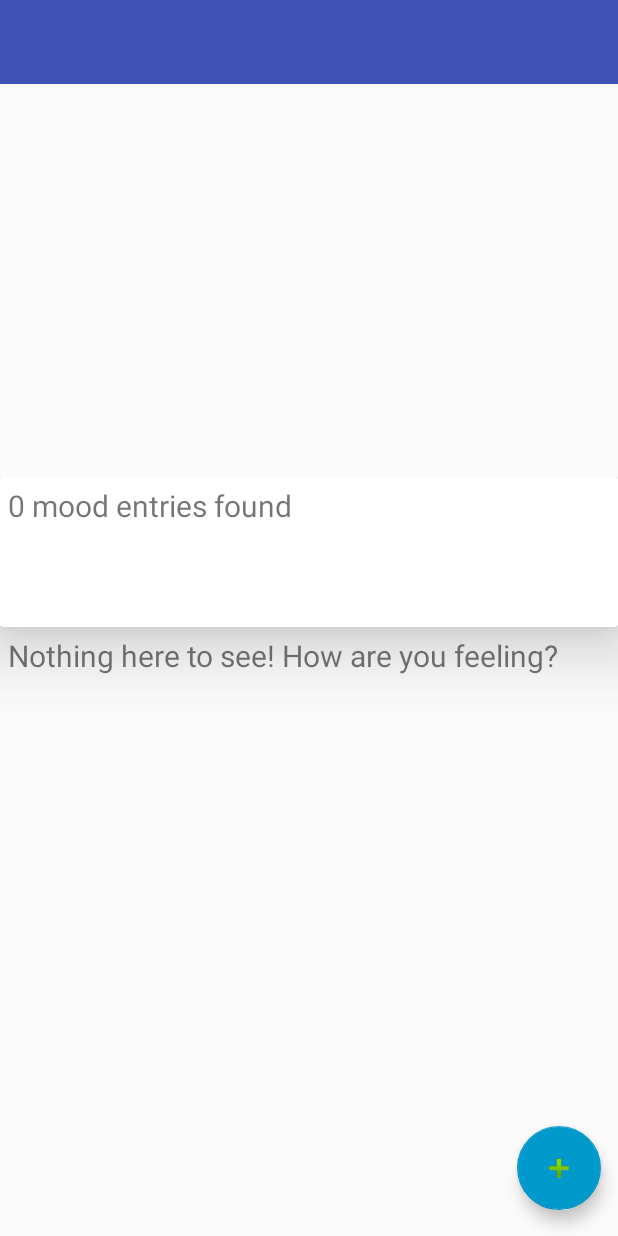
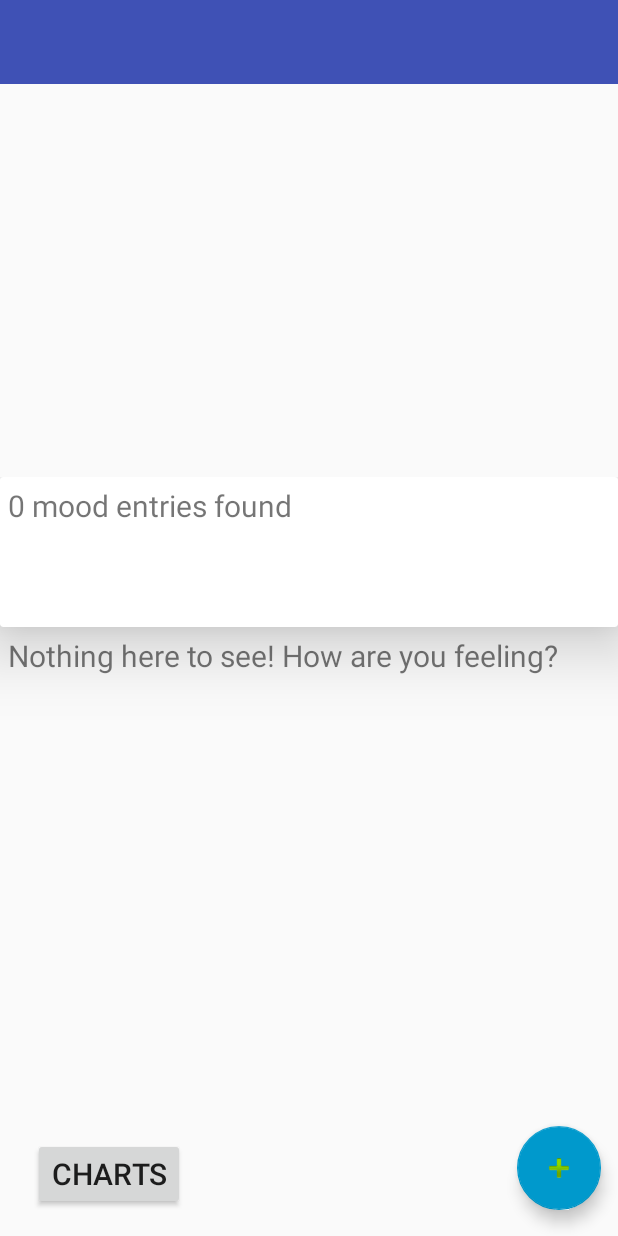
Before and after one commit to lullabelle/moodTrackerUni, an Android app: the screen it shows after launch (MainActivity), on a phone screen of 412 x 824 dp. Run offline under Robolectric (Android 15) with nearby library versions, the phone set to English and light mode, and no system bars.

Commit message:
basic pie chart working with hard data

```diff
--- a/app/build.gradle
+++ b/app/build.gradle
@@ -19,6 +19,7 @@ android {
     }
 }
 
+
 dependencies {
     compile fileTree(dir: 'libs', include: ['*.jar'])
     androidTestCompile('com.android.support.test.espresso:espresso-core:2.2.2', {
@@ -27,7 +28,8 @@ dependencies {
     compile 'com.android.support:appcompat-v7:25.3.1'
     compile 'com.android.support.constraint:constraint-layout:1.0.2'
     compile 'com.android.support:design:25.3.1'
+    compile 'com.android.support:cardview-v7:25.3.1'
+    compile 'com.android.support:recyclerview-v7:25.3.1'
+    compile 'com.github.PhilJay:MPAndroidChart:v3.0.2'
     testCompile 'junit:junit:4.12'
-    compile 'com.android.support:cardview-v7:25.3.+'
-    compile 'com.android.support:recyclerview-v7:25.3.+'
 }
--- a/app/src/main/AndroidManifest.xml
+++ b/app/src/main/AndroidManifest.xml
@@ -18,6 +18,9 @@
                 <category android:name="android.intent.category.LAUNCHER" />
             </intent-filter>
         </activity>
+        <activity android:name=".Pie2Activity">
+
+        </activity>
     </application>
 
 </manifest>
--- a/app/src/main/java/com/kainos/joannec/moodtrackeruni/DatabaseConnection.java
+++ b/app/src/main/java/com/kainos/joannec/moodtrackeruni/DatabaseConnection.java
@@ -7,7 +7,7 @@ import android.database.sqlite.SQLiteOpenHelper;
 public class DatabaseConnection extends SQLiteOpenHelper {
 
     private static final int DATABASE_VERSION = 1;
-    private static final String DATABASE_NAME = "MoodDatabase2";
+    private static final String DATABASE_NAME = "MoodDatabase1";
 
     public DatabaseConnection(Context context) {
         super(context, DATABASE_NAME, null, DATABASE_VERSION);
@@ -17,10 +17,8 @@ public class DatabaseConnection extends SQLiteOpenHelper {
             "( id INTEGER PRIMARY KEY AUTOINCREMENT, " +
             "moodName TEXT, " +
             "location TEXT," +
-            "timeStamp TEXT," +
+            "timeStamp DATETIME DEFAULT CURRENT_TIMESTAMP," +
             "moodRating INT ) ";
-
-
 
 
     @Override
--- a/app/src/main/java/com/kainos/joannec/moodtrackeruni/EntryController.java
+++ b/app/src/main/java/com/kainos/joannec/moodtrackeruni/EntryController.java
@@ -5,11 +5,8 @@ import android.content.Context;
 import android.database.Cursor;
 import android.database.sqlite.SQLiteDatabase;
 
-import java.text.SimpleDateFormat;
 import java.util.ArrayList;
-import java.util.Date;
 import java.util.List;
-import java.util.Locale;
 
 
 public class EntryController extends DatabaseConnection {
@@ -23,9 +20,9 @@ public class EntryController extends DatabaseConnection {
 //adds new entry to the database
         values.put("moodName", entry.moodName);
         values.put("location", entry.location);
-        values.put("timeStamp", getDateTime());
+        //values.put("timeStamp", getDateTime());
         values.put("moodRating", entry.moodRating);
-        String timeStamp = getDateTime();
+        //String timeStamp = getDateTime();
         SQLiteDatabase db = this.getWritableDatabase();
 
         boolean createSuccessful = db.insert("moodEntry", null, values) > 0;
@@ -35,12 +32,12 @@ public class EntryController extends DatabaseConnection {
     }
 
     //gets local system time to add to date field
-    private String getDateTime() {
+/*    private String getDateTime() {
         SimpleDateFormat dateFormat = new SimpleDateFormat(
                 "yyyy-MM-dd HH:mm:ss", Locale.getDefault());
         Date date = new Date();
         return dateFormat.format(date);
-    }
+    }*/
 
     //counts records in the database
     public int count() {
@@ -83,4 +80,47 @@ public class EntryController extends DatabaseConnection {
         return entryList;
 
     }
+
+    //reads moodRatings from the database as a total count for each mood type for date == today
+    public int[] todayPie() {
+        int[] today_data = new int[]{2, 2, 2, 2, 2};
+        //SQLiteDatabase db = this.getWritableDatabase();
+        /*String sql = "select count(moodRating) AS counter from moodEntry where moodRating = 1 and date('now');";
+        String sql2 = "select count(moodRating) from moodEntry where moodRating = 2 and date('now');";
+        String sql3 = "select count(moodRating) from moodEntry where moodRating = 3 and date('now');";
+        String sql4 = "select count(moodRating) from moodEntry where moodRating = 4 and date('now');";
+        String sql5 = "select count(moodRating) from moodEntry where moodRating = 5 and date('now');";*/
+
+        //Cursor cursor1 = db.rawQuery(sql1, null);
+        //cursor1.moveToFirst();
+        //System.out.println(cursor1.getInt(0));
+        //today_data[0] = Integer.parseInt(cursor1.getString(cursor1.getColumnIndex("counter")));
+        //cursor1.close();
+/*        Cursor cursor2 = db.rawQuery(sql2, null);
+        cursor2.moveToFirst();
+        today_data[1] = cursor2.getInt(0);
+        cursor2.close();
+        Cursor cursor3 = db.rawQuery(sql3, null);
+        cursor3.moveToFirst();
+        today_data[2] = cursor3.getInt(0);
+        cursor3.close();
+        Cursor cursor4 = db.rawQuery(sql4, null);
+        cursor4.moveToFirst();
+        today_data[3] = cursor4.getInt(0);
+        cursor4.close();
+        Cursor cursor5 = db.rawQuery(sql5, null);
+        cursor5.moveToFirst();
+        today_data[4] = cursor5.getInt(0);
+        cursor5.close();*/
+
+       // for (int i = 0; i < 5; i++) {
+        //    String sql = "select count(moodRating) from moodEntry where moodRating = " + i + 1 + " and date('now');";
+        //    Cursor cursor = db.rawQuery(sql, null);
+        //    cursor.moveToFirst();
+        //    today_data[i] = cursor.getInt(0);
+        //    cursor.close();
+       // }
+        //db.close();
+        return today_data;
+    }
 }
--- a/app/src/main/java/com/kainos/joannec/moodtrackeruni/MainActivity.java
+++ b/app/src/main/java/com/kainos/joannec/moodtrackeruni/MainActivity.java
@@ -1,8 +1,11 @@
 package com.kainos.joannec.moodtrackeruni;
 
+import android.content.Intent;
 import android.os.Bundle;
 import android.support.design.widget.FloatingActionButton;
 import android.support.v7.app.AppCompatActivity;
+import android.view.View;
+import android.widget.Button;
 import android.widget.LinearLayout;
 import android.widget.TextView;
 
@@ -10,6 +13,20 @@ import java.util.List;
 
 
 public class MainActivity extends AppCompatActivity {
+
+    public Button chartButton;
+    public void init(){
+
+        chartButton  = (Button) findViewById(R.id.btn_charts);
+        chartButton.setOnClickListener(new View.OnClickListener(){
+            @Override
+            public void onClick(View v){
+                Intent i = new Intent(MainActivity.this, Pie2Activity.class);
+                startActivity(i);
+            }
+        });
+    }
+
 
     @Override
     protected void onCreate(Bundle savedInstanceState) {
@@ -19,7 +36,18 @@ public class MainActivity extends AppCompatActivity {
         buttonCreateEntry.setOnClickListener(new OnClickListenerCreateEntry());
         countRecords();
         readEntries();
+        init();
     }
+   /* private void chartButton(){
+        Button chartButton = (Button) findViewById(R.id.btn_charts);
+        chartButton.setOnClickListener(new View.OnClickListener(){
+            @Override
+            public void onClick(View v){
+                Intent i = new Intent(getApplicationContext(), Pie2Activity.class);
+                startActivity(i);
+            }
+        });
+    }*/
     public void countRecords() {
         int recordCount = new EntryController(this).count();
         TextView textViewRecordCount = (TextView) findViewById(R.id.textViewRecordCount);
--- a/app/src/main/res/layout/activity_main.xml
+++ b/app/src/main/res/layout/activity_main.xml
@@ -65,6 +65,7 @@
                     android:layout_weight="1"
                     android:padding="5dp"
                     android:text="0 records found" />
+
             </android.support.v7.widget.CardView>
 
         <ScrollView
@@ -83,6 +84,18 @@
             </LinearLayout>
         </ScrollView>
 
+        <Button
+            android:id="@+id/btn_charts"
+            android:layout_width="wrap_content"
+            android:layout_height="wrap_content"
+            android:layout_alignBottom="@+id/buttonCreateEntry"
+            android:layout_alignParentLeft="true"
+            android:layout_alignParentStart="true"
+            android:layout_gravity="bottom|right"
+            android:layout_marginLeft="22dp"
+            android:layout_marginStart="22dp"
+            android:text="Charts" />
+
     </RelativeLayout>
 
 </android.support.design.widget.CoordinatorLayout>
--- a/build.gradle
+++ b/build.gradle
@@ -15,6 +15,7 @@ buildscript {
 allprojects {
     repositories {
         jcenter()
+        maven { url "https://jitpack.io" }
     }
 }
 
```
Also changed, not shown: app/src/main/java/com/kainos/joannec/moodtrackeruni/Pie2Activity.java (added, +90 -0 lines), app/src/main/res/layout/activity_pie2.xml (added, +18 -0 lines).
